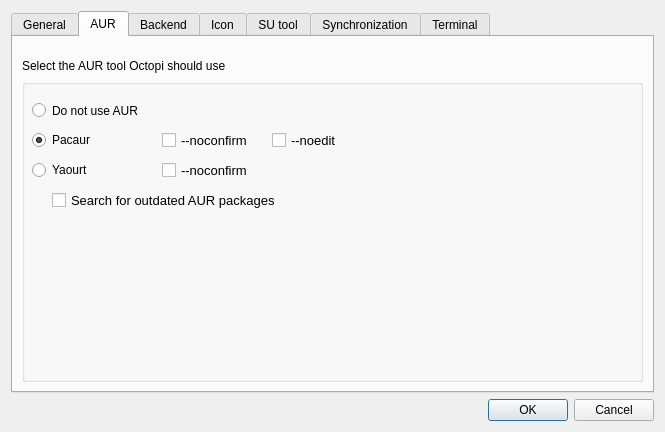
aarnt/octopi, file ui/optionsdialog.ui: the form before one commit.
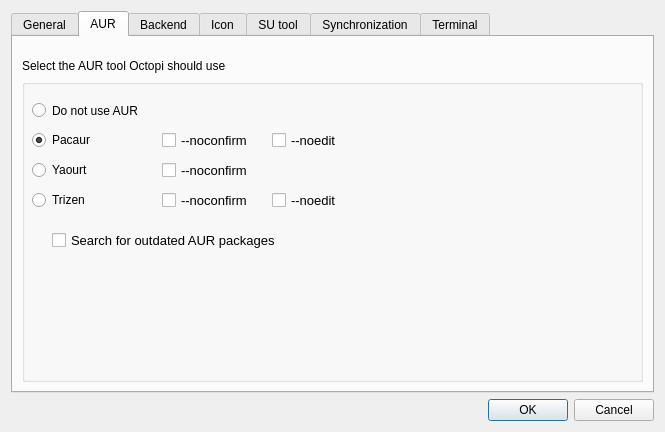
The form after the commit.

Commit message: - Added Trizen (AUR tool) support.

```diff
--- a/ui/optionsdialog.ui
+++ b/ui/optionsdialog.ui
@@ -224,7 +224,7 @@
             <property name="geometry">
              <rect>
               <x>30</x>
-              <y>110</y>
+              <y>150</y>
               <width>571</width>
               <height>23</height>
              </rect>
@@ -238,6 +238,58 @@
              <string>Search for outdated AUR packages</string>
             </property>
            </widget>
+           <widget class="QRadioButton" name="rbTrizen">
+            <property name="geometry">
+             <rect>
+              <x>10</x>
+              <y>110</y>
+              <width>105</width>
+              <height>22</height>
+             </rect>
+            </property>
+            <property name="accessibleName">
+             <string notr="true"/>
+            </property>
+            <property name="text">
+             <string notr="true">Trizen</string>
+            </property>
+           </widget>
+           <widget class="QCheckBox" name="cbTrizenNoConfirm">
+            <property name="geometry">
+             <rect>
+              <x>140</x>
+              <y>110</y>
+              <width>101</width>
+              <height>22</height>
+             </rect>
+            </property>
+            <property name="font">
+             <font>
+              <pointsize>10</pointsize>
+             </font>
+            </property>
+            <property name="text">
+             <string notr="true">--noconfirm</string>
+            </property>
+           </widget>
+           <widget class="QCheckBox" name="cbTrizenNoEdit">
+            <property name="geometry">
+             <rect>
+              <x>250</x>
+              <y>110</y>
+              <width>90</width>
+              <height>22</height>
+             </rect>
+            </property>
+            <property name="font">
+             <font>
+              <pointsize>10</pointsize>
+             </font>
+            </property>
+            <property name="text">
+             <string notr="true">--noedit</string>
+            </property>
+           </widget>
           </widget>
          </item>
         </layout>
```
The commit also changes 9 other files.
